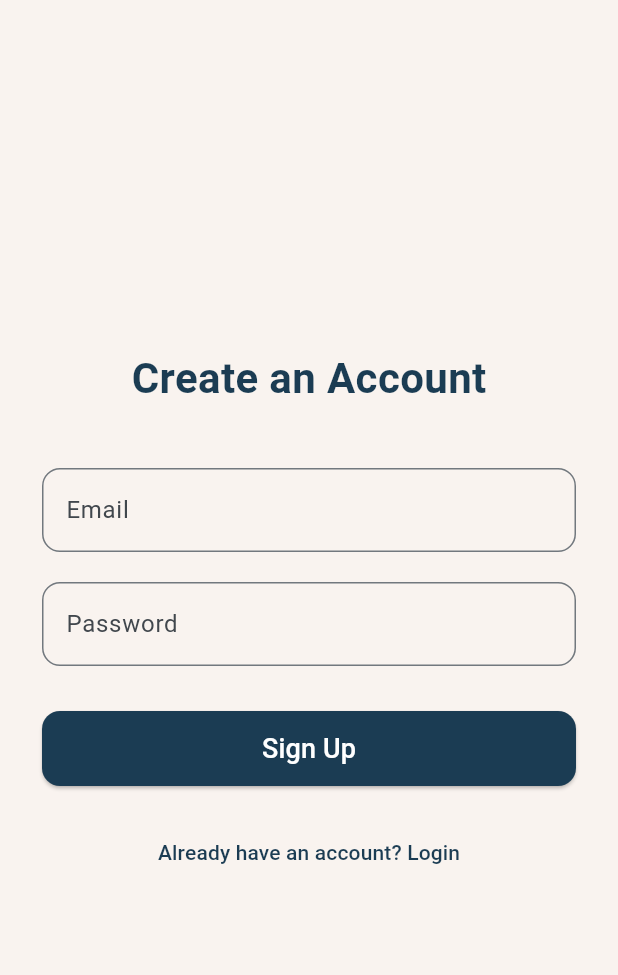
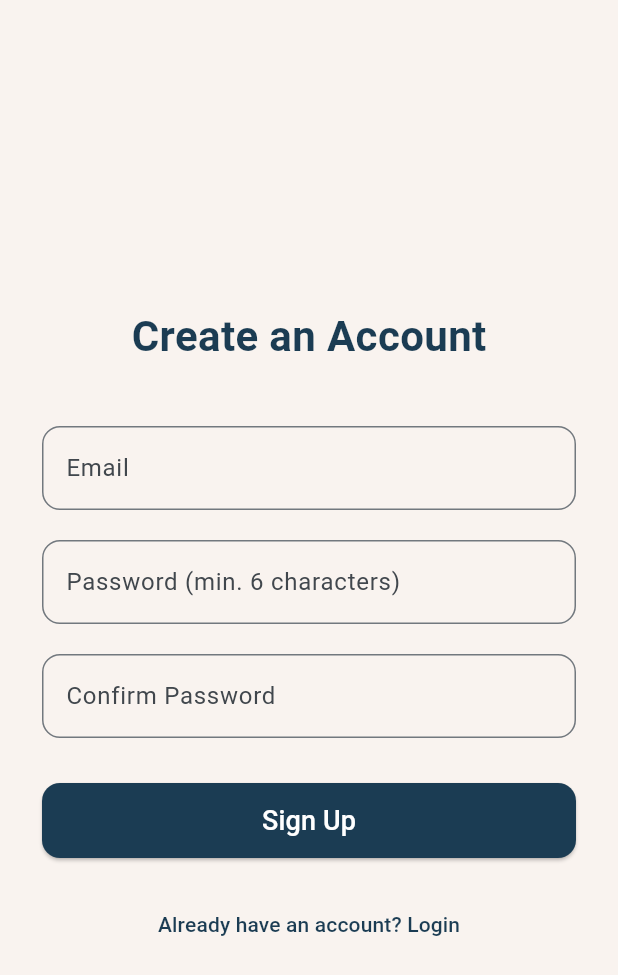
Before and after one commit to Tbangg/Fotoz, a Flutter app: the SignUpScreen screen opened directly, on a phone screen of 412 x 824 dp. Shown: the top 975 px of the screen. Run offline on Flutter 3.47's test engine with Material 3 defaults, Android fonts, the phone set to English and light mode, and no system bars; our stand-ins replace firebase_auth, firebase_core; accounts and stored records are empty.

Commit message:
2nd signup with the rules

```diff
--- a/lib/ui/screens/signup_screen.dart
+++ b/lib/ui/screens/signup_screen.dart
@@ -1,3 +1,4 @@
+import 'package:firebase_auth/firebase_auth.dart';
 import 'package:flutter/material.dart';
 import 'package:fotoz/services/auth_service.dart';
 import 'package:fotoz/ui/theme/app_theme.dart';
@@ -13,18 +14,43 @@ class SignUpScreen extends StatefulWidget {
 class _SignUpScreenState extends State<SignUpScreen> {
   final _emailController = TextEditingController();
   final _passwordController = TextEditingController();
+  final _confirmPasswordController = TextEditingController();
   final _authService = AuthService();
   bool _isLoading = false;
 
+  void _showErrorSnackBar(String message) {
+    if (mounted) {
+      ScaffoldMessenger.of(context).showSnackBar(
+        SnackBar(content: Text(message), backgroundColor: AppTheme.darkBlue),
+      );
+    }
+  }
+
   void _signUp() async {
     if (!mounted) return;
+
+    final email = _emailController.text.trim();
+    final password = _passwordController.text.trim();
+    final confirmPassword = _confirmPasswordController.text.trim();
+
+    if (email.isEmpty || password.isEmpty || confirmPassword.isEmpty) {
+      _showErrorSnackBar("Please enter complete information");
+      return;
+    }
+
+    if (password.length < 6) {
+      _showErrorSnackBar("Password must be at least 6 characters");
+      return;
+    }
+
+    if (password != confirmPassword) {
+      _showErrorSnackBar("Password does not match");
+      return;
+    }
     setState(() => _isLoading = true);
 
     try {
-      final user = await _authService.signUp(
-        _emailController.text.trim(),
-        _passwordController.text.trim(),
-      );
+      final user = await _authService.signUp(email, password);
       if (user != null && mounted) {
         Navigator.pushAndRemoveUntil(
           context,
@@ -32,14 +58,18 @@ class _SignUpScreenState extends State<SignUpScreen> {
           (route) => false,
         );
       }
+    } on FirebaseAuthException catch (e) {
+      if (e.code == 'weak-password') {
+        _showErrorSnackBar("Please use a strong password");
+      } else if (e.code == 'email-already-in-use') {
+        _showErrorSnackBar("This email address has been used");
+      } else if (e.code == 'invalid-email') {
+        _showErrorSnackBar("Invalid email address");
+      } else {
+        _showErrorSnackBar("An error has been caught, please try again");
+      }
     } catch (e) {
-      if (mounted) {
-        ScaffoldMessenger.of(context).showSnackBar(
-          SnackBar(
-            content: Text("Fail to create new account: ${e.toString()}"),
-          ),
-        );
-      }
+      _showErrorSnackBar("An unknown error occurred");
     } finally {
       if (mounted) {
         setState(() => _isLoading = false);
@@ -51,6 +81,7 @@ class _SignUpScreenState extends State<SignUpScreen> {
   void dispose() {
     _emailController.dispose();
     _passwordController.dispose();
+    _confirmPasswordController.dispose();
     super.dispose();
   }
 
@@ -72,6 +103,7 @@ class _SignUpScreenState extends State<SignUpScreen> {
             child: Column(
               mainAxisAlignment: MainAxisAlignment.center,
               children: [
+                const SizedBox(height: 20),
                 Text(
                   "Create an Account",
                   style: TextStyle(
@@ -96,7 +128,18 @@ class _SignUpScreenState extends State<SignUpScreen> {
                   controller: _passwordController,
                   obscureText: true,
                   decoration: InputDecoration(
-                    labelText: "Password",
+                    labelText: "Password (min. 6 characters)",
+                    border: OutlineInputBorder(
+                      borderRadius: BorderRadius.circular(12),
+                    ),
+                  ),
+                ),
+                const SizedBox(height: 20),
+                TextField(
+                  controller: _confirmPasswordController,
+                  obscureText: true,
+                  decoration: InputDecoration(
+                    labelText: "Confirm Password",
                     border: OutlineInputBorder(
                       borderRadius: BorderRadius.circular(12),
                     ),
```
